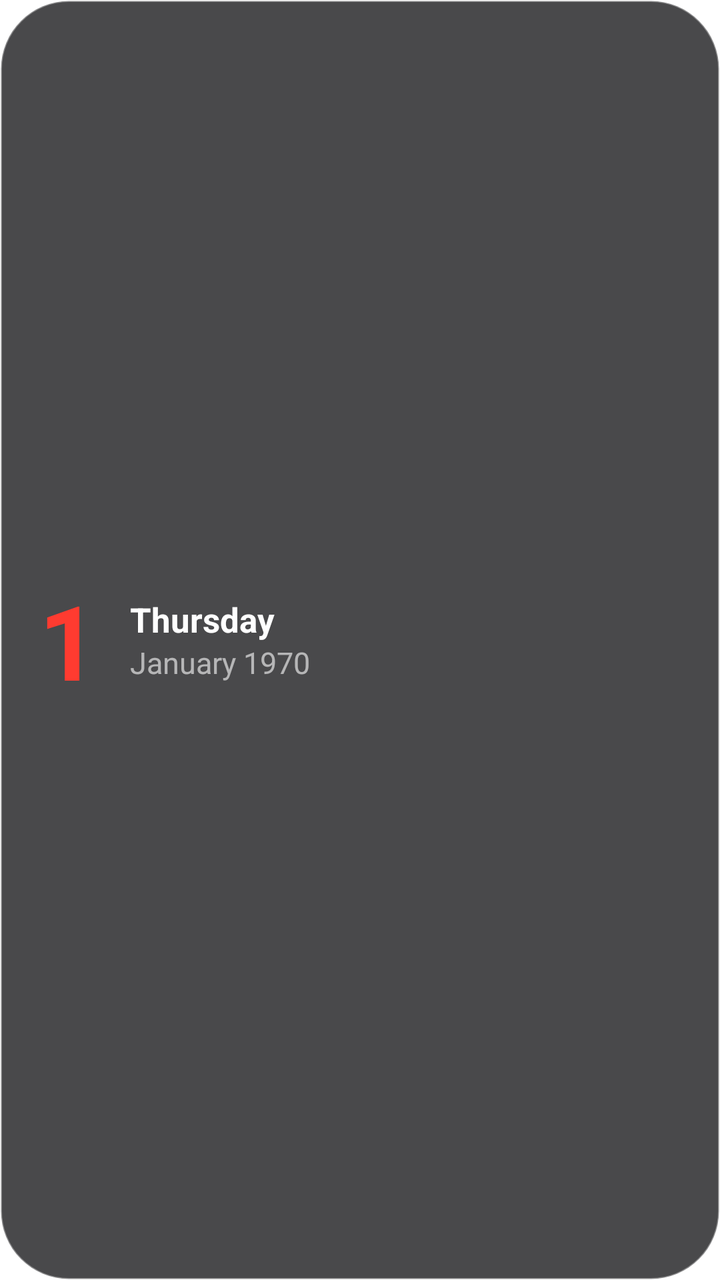
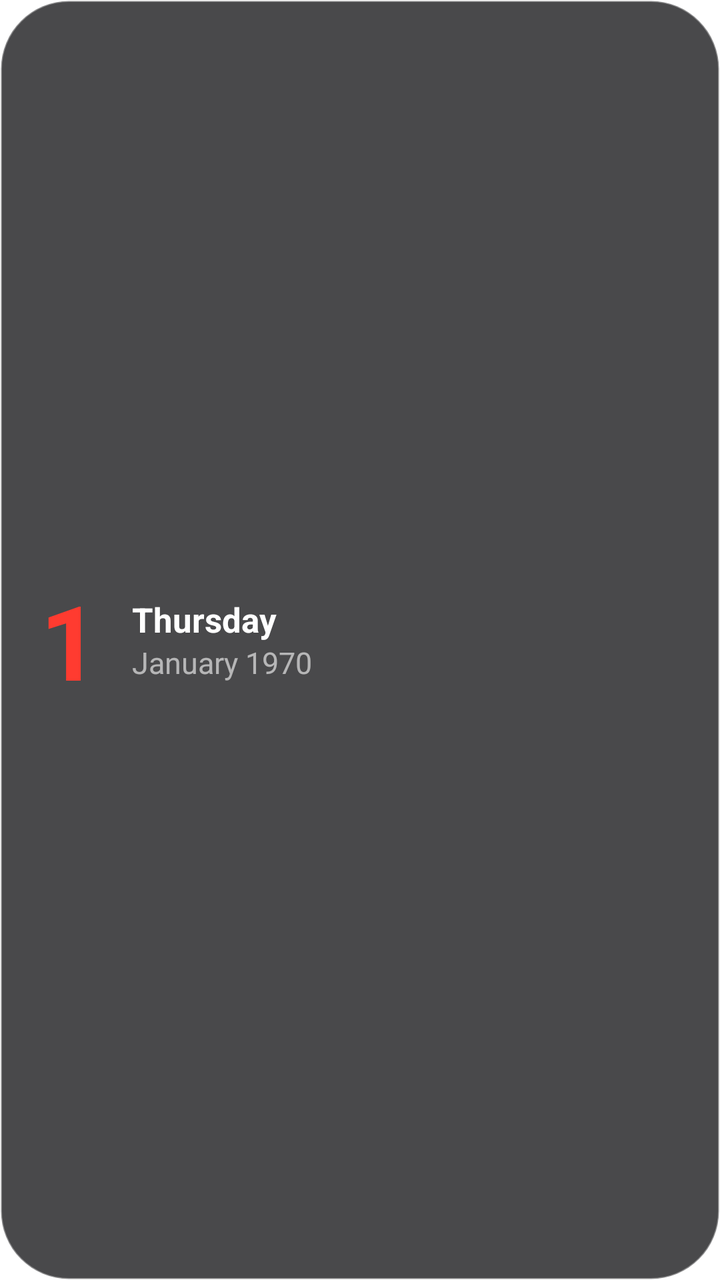

The first picture is an Android layout as it rendered before a commit; the second is the same layout after the commit. The layout source and the unified diff follow.
<!-- AndroidManifest.xml: application theme AppleuxLauncherTheme -->
<!-- res/layout/widget_calendar.xml -->
<?xml version="1.0" encoding="utf-8"?>
<LinearLayout xmlns:android="http://schemas.android.com/apk/res/android"
    android:id="@+id/widget_calendar_root"
    android:layout_width="match_parent"
    android:layout_height="match_parent"
    android:background="@drawable/widget_card_dark"
    android:gravity="center_vertical"
    android:orientation="horizontal"
    android:padding="20dp">

    <TextClock
        android:id="@+id/widget_calendar_day"
        android:layout_width="wrap_content"
        android:layout_height="wrap_content"
        android:format12Hour="d"
        android:format24Hour="d"
        android:letterSpacing="-0.02"
        android:textColor="#FFFF3B30"
        android:textSize="52sp"
        android:textStyle="bold" />

    <LinearLayout
        android:layout_width="wrap_content"
        android:layout_height="wrap_content"
        android:layout_marginStart="16dp"
        android:orientation="vertical">

        
        <TextClock
            android:id="@+id/widget_calendar_weekday"
            android:layout_width="wrap_content"
            android:layout_height="wrap_content"
            android:format12Hour="EEEE"
            android:format24Hour="EEEE"
            android:textColor="#FFFFFFFF"
            android:textSize="17sp"
            android:textStyle="bold" />

        <TextClock
            android:id="@+id/widget_calendar_month"
            android:layout_width="wrap_content"
            android:layout_height="wrap_content"
            android:format12Hour="MMMM yyyy"
            android:format24Hour="MMMM yyyy"
            android:textColor="#99FFFFFF"
            android:textSize="15sp" />
    </LinearLayout>
</LinearLayout>
<!-- resources referenced by this layout -->
<resources>
  <!-- drawable widget_card_dark (drawable) -->
  <?xml version="1.0" encoding="utf-8"?>
  <shape xmlns:android="http://schemas.android.com/apk/res/android"
      android:shape="rectangle">
      <corners android:radius="34dp" />
      <solid android:color="#CC1C1C1E" />
      <stroke
          android:width="1dp"
          android:color="#59FFFFFF" />
  </shape>
  <style name="AppleuxLauncherTheme" parent="Theme.Appleux.Launcher" />
  <style name="Theme.Appleux.Launcher" parent="Theme.Appleux">
          
          <item name="android:windowBackground">@color/system_background</item>
          <item name="android:colorBackground">@color/system_background</item>
          <item name="android:windowShowWallpaper">true</item>
      </style>
  <style name="Theme.Appleux" parent="Theme.Appleux.Base" />
  <color name="system_background">#FFFFFF</color>
  <color name="system_blue">#007AFF</color>
  <color name="fill_tertiary">#7676801F</color>
  <color name="secondary_label">#3C3C4399</color>
  <color name="system_grouped_background">#F2F2F7</color>
  <color name="label">#000000</color>
  <color name="tertiary_label">#3C3C434D</color>
  <style name="AppleuxTextView" parent="android:Widget.TextView">
          <item name="android:textSize">17sp</item>
          <item name="android:letterSpacing">0.0004</item>
          <item name="android:fontFamily">sans-serif</item>
          <item name="android:textColor">@color/label</item>
          <item name="android:textColorHint">@color/secondary_label</item>
          <item name="android:includeFontPadding">false</item>
          <item name="android:gravity">center_vertical</item>
      </style>
  <!-- drawable appleux_pressed (drawable) -->
  <?xml version="1.0" encoding="utf-8"?>
  <selector xmlns:android="http://schemas.android.com/apk/res/android">
      <item android:state_pressed="true">
          <color android:color="@color/fill_tertiary" />
      </item>
      <item android:state_focused="true">
          <color android:color="@color/fill_quaternary" />
      </item>
      <item android:state_activated="true">
          <color android:color="@color/fill_quaternary" />
      </item>
      <item>
          <color android:color="@android:color/transparent" />
      </item>
  </selector>
  <!-- drawable appleux_dialog_surface (drawable) -->
  <?xml version="1.0" encoding="utf-8"?>
  <shape xmlns:android="http://schemas.android.com/apk/res/android"
      android:shape="rectangle">
      <solid android:color="@color/secondary_system_grouped_background" />
      <stroke
          android:width="0.5dp"
          android:color="@color/separator_primary" />
      <corners android:radius="14dp" />
  </shape>
  <style name="Theme.Appleux.Dialog" parent="Theme.Appleux.Dialog.Base" />
  <color name="separator_primary">#C6C6C8</color>
  <color name="fill_quaternary">#76768014</color>
  <color name="secondary_system_grouped_background">#FFFFFF</color>
  <style name="AppleuxButtonBar" parent="Widget.AppCompat.ButtonBar">
          <item name="android:background">@null</item>
          <item name="android:elevation">0dp</item>
          <item name="android:paddingTop">8dp</item>
          <item name="android:paddingBottom">8dp</item>
          <item name="android:paddingStart">8dp</item>
          <item name="android:paddingEnd">8dp</item>
      </style>
  <style name="AppleuxDialogButton.Positive" parent="AppleuxDialogButton" />
  <style name="AppleuxDialogButton.Negative" parent="AppleuxDialogButton">
          <item name="android:textColor">@color/label</item>
      </style>
  <style name="AppleuxDialogButton.Neutral" parent="AppleuxDialogButton">
          <item name="android:textColor">@color/system_red</item>
      </style>
  <style name="Animation.Appleux.Dialog" parent="@android:style/Animation.Dialog">
          <item name="android:windowEnterAnimation">@anim/appleux_dialog_enter</item>
          <item name="android:windowExitAnimation">@anim/appleux_dialog_exit</item>
      </style>
  <color name="system_red">#FF3B30</color>
  <!-- unchanged entries left out for length: 5 -->
</resources>

<!-- the commit's change to res/layout/widget_calendar.xml (unified diff, before → after) -->
@@ -14,7 +14,7 @@
         android:layout_height="wrap_content"
         android:format12Hour="d"
         android:format24Hour="d"
-        android:letterSpacing="-0.02"
+        android:letterSpacing="@dimen/appleux_tracking_widget_numeral"
         android:textColor="#FFFF3B30"
         android:textSize="52sp"
         android:textStyle="bold" />
